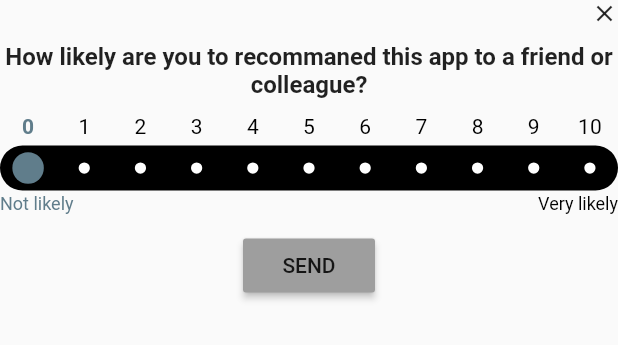
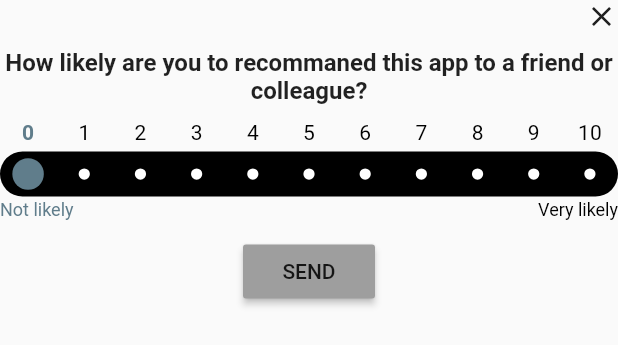
Before and after one commit to Applitom/flutter_net_promoter_score, a Flutter app: the NpsSelectScoreWidget widget shown alone on an empty page, opened directly with empty values, on a phone screen of 412 x 824 dp. Shown: the top 345 px of the screen. Run offline on Flutter 3.47's test engine with Material 2 defaults, Android fonts, the phone set to English and light mode, and no system bars; statements that could not run were skipped.

Commit message:
close button UI tweaks

```diff
--- a/lib/widgets/nps_select_score_widget.dart
+++ b/lib/widgets/nps_select_score_widget.dart
@@ -43,7 +43,9 @@ class NpsSelectScoreWidgetState extends State<NpsSelectScoreWidget> {
               child: Text(
                 i.toString(),
                 style: TextStyle(
-                    fontWeight: i == _currentScore ? FontWeight.bold : FontWeight.normal,
+                    fontWeight: i == _currentScore
+                        ? FontWeight.bold
+                        : FontWeight.normal,
                     color: i == _currentScore ? Colors.blueGrey : Colors.black),
               ),
             ),
@@ -65,11 +67,14 @@ class NpsSelectScoreWidgetState extends State<NpsSelectScoreWidget> {
           mainAxisAlignment: MainAxisAlignment.end,
           children: <Widget>[
             new SizedBox(
-              height: 18.0,
-              width: 18.0,
+              height: 22.0,
+              width: 22.0,
               child: new IconButton(
+                  splashColor: Colors.transparent,
+                  highlightColor: Colors.transparent,
+                  hoverColor: Colors.yellow,
                   padding: new EdgeInsets.all(0.0),
-                  icon: new Icon(Icons.clear, size: 18.0),
+                  icon: new Icon(Icons.close, size: 22.0),
                   onPressed: () {
                     if (this.widget.onClosePressed != null) {
                       this.widget.onClosePressed();
@@ -115,7 +120,10 @@ class NpsSelectScoreWidgetState extends State<NpsSelectScoreWidget> {
                   this.widget.texts.detractorScoreLabelText,
                   style: TextStyle(
                     fontSize: 12,
-                    color: _currentScore.toPromoterType() == PromoterType.detractor ? Colors.blueGrey : Colors.black,
+                    color:
+                        _currentScore.toPromoterType() == PromoterType.detractor
+                            ? Colors.blueGrey
+                            : Colors.black,
                   ),
                 ),
                 alignment: Alignment.centerLeft,
@@ -127,7 +135,10 @@ class NpsSelectScoreWidgetState extends State<NpsSelectScoreWidget> {
                   this.widget.texts.promoterScoreLabelText,
                   style: TextStyle(
                     fontSize: 12,
-                    color: _currentScore.toPromoterType() == PromoterType.promoter ? Colors.blueGrey : Colors.black,
+                    color:
+                        _currentScore.toPromoterType() == PromoterType.promoter
+                            ? Colors.blueGrey
+                            : Colors.black,
                   ),
                 ),
                 alignment: Alignment.centerRight,
```
Also changed, not shown: lib/widgets/nps_feedback_widget.dart (+6 -4 lines).
